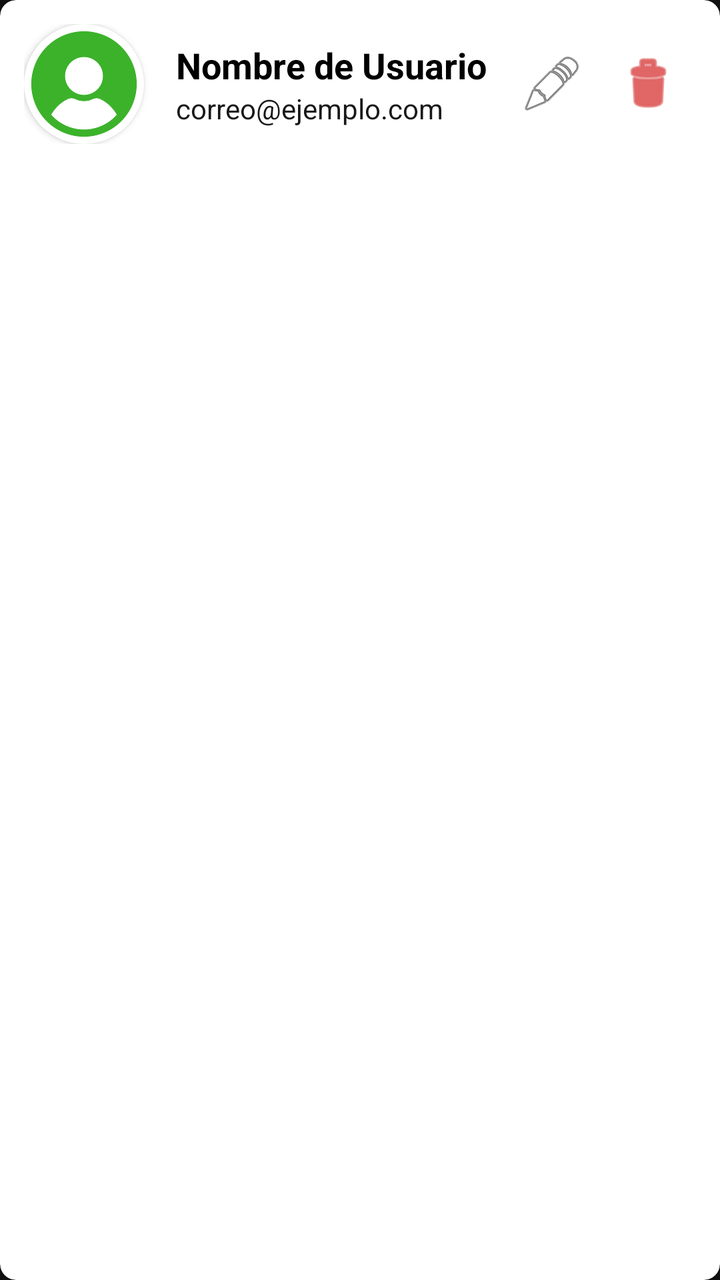
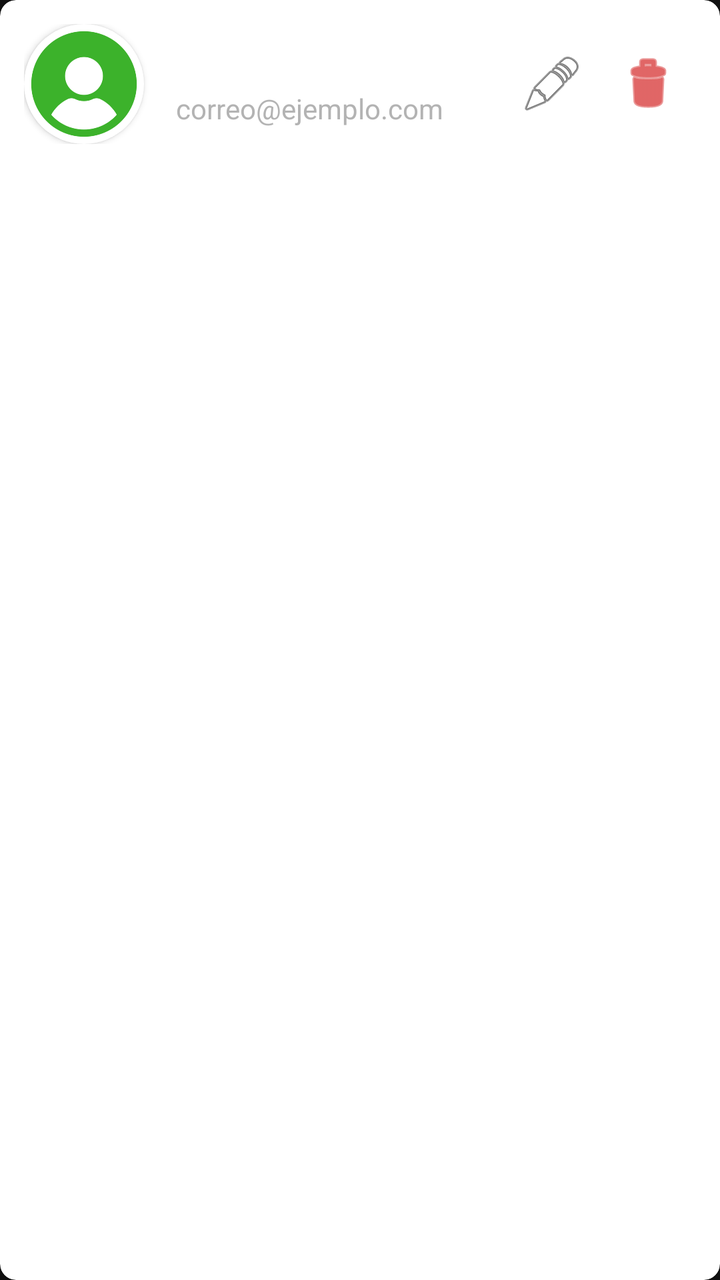

The first picture is an Android layout as it rendered before a commit; the second is the same layout after the commit. The layout source and the unified diff follow.
<!-- AndroidManifest.xml: application theme Theme.AppMusica -->
<!-- res/layout/item_user.xml -->
<?xml version="1.0" encoding="utf-8"?>
<androidx.cardview.widget.CardView xmlns:android="http://schemas.android.com/apk/res/android"
    xmlns:app="http://schemas.android.com/apk/res-auto"
    android:layout_width="match_parent"
    android:layout_height="wrap_content"
    android:layout_margin="8dp"
    app:cardCornerRadius="8dp"
    app:cardElevation="4dp">

    <LinearLayout
        android:layout_width="match_parent"
        android:layout_height="wrap_content"
        android:orientation="horizontal"
        android:padding="12dp"
        android:gravity="center_vertical">

        <androidx.cardview.widget.CardView
            android:layout_width="60dp"
            android:layout_height="60dp"
            app:cardCornerRadius="30dp">

            <ImageView
                android:id="@+id/ivUserPhoto"
                android:layout_width="match_parent"
                android:layout_height="match_parent"
                android:scaleType="centerCrop"
                android:src="@drawable/user" />
        </androidx.cardview.widget.CardView>

        <LinearLayout
            android:layout_width="0dp"
            android:layout_height="wrap_content"
            android:layout_weight="1"
            android:orientation="vertical"
            android:layout_marginStart="16dp">

            <TextView
                android:id="@+id/tvUserName"
                android:layout_width="wrap_content"
                android:layout_height="wrap_content"
                android:text="Nombre de Usuario"
                android:textSize="18sp"
                android:textStyle="bold"
                android:textColor="@color/black" />

            <TextView
                android:id="@+id/tvUserEmail"
                android:layout_width="wrap_content"
                android:layout_height="wrap_content"
                android:text="correo@ejemplo.com"
                android:textSize="14sp"
                android:textColor="@color/spotify_dark_grey" />

            <TextView
                android:id="@+id/tvAdminBadge"
                android:layout_width="wrap_content"
                android:layout_height="wrap_content"
                android:text="ADMIN"
                android:textSize="12sp"
                android:textStyle="bold"
                android:textColor="@color/spotify_green"
                android:visibility="gone" />
        </LinearLayout>

        <ImageButton
            android:id="@+id/btnPromoteAdmin"
            android:layout_width="48dp"
            android:layout_height="48dp"
            android:src="@android:drawable/ic_menu_edit"
            android:background="?attr/selectableItemBackgroundBorderless"
            android:contentDescription="Promocionar a Admin" />

        <ImageButton
            android:id="@+id/btnDeleteUser"
            android:layout_width="48dp"
            android:layout_height="48dp"
            android:src="@android:drawable/ic_menu_delete"
            android:background="?attr/selectableItemBackgroundBorderless"
            android:tint="@android:color/holo_red_dark"
            android:contentDescription="Eliminar Usuario" />

    </LinearLayout>
</androidx.cardview.widget.CardView>
<!-- resources referenced by this layout -->
<resources>
  <color name="black">#FF000000</color>
  <color name="spotify_dark_grey">#181818</color>
  <color name="spotify_green">#1DB954</color>
  <!-- drawable user: png bitmap (drawable, 23491 bytes) -->
  <style name="Theme.AppMusica" parent="Base.Theme.AppMusica">
          <item name="android:statusBarColor">@color/spotify_black</item>
          <item name="android:navigationBarColor">@color/spotify_black</item>
          <item name="android:windowLightStatusBar">false</item>
      </style>
  <style name="Base.Theme.AppMusica" parent="Theme.Material3.DayNight.NoActionBar">
          
          <item name="colorPrimary">@color/spotify_green</item>
          <item name="colorSurface">@color/spotify_dark_grey</item>
          <item name="android:windowBackground">@color/spotify_black</item>
          <item name="android:textColorPrimary">@color/white</item>
          <item name="android:textColorSecondary">@color/spotify_light_grey</item>
      </style>
  <color name="spotify_black">#121212</color>
  <color name="white">#FFFFFFFF</color>
  <color name="spotify_light_grey">#B3B3B3</color>
</resources>

<!-- the commit's change to res/layout/item_user.xml (unified diff, before → after) -->
@@ -41,7 +41,7 @@
                 android:text="Nombre de Usuario"
                 android:textSize="18sp"
                 android:textStyle="bold"
-                android:textColor="@color/black" />
+                android:textColor="?android:attr/textColorPrimary" />
 
             <TextView
                 android:id="@+id/tvUserEmail"
@@ -49,7 +49,7 @@
                 android:layout_height="wrap_content"
                 android:text="correo@ejemplo.com"
                 android:textSize="14sp"
-                android:textColor="@color/spotify_dark_grey" />
+                android:textColor="?android:attr/textColorSecondary" />
 
             <TextView
                 android:id="@+id/tvAdminBadge"
<!-- resource entries referenced after the edit -->
@@ -1,6 +1,5 @@
 <!-- resources referenced by this layout -->
 <resources>
-  <color name="black">#FF000000</color>
   <color name="spotify_dark_grey">#181818</color>
   <color name="spotify_green">#1DB954</color>
   <!-- drawable user: png bitmap (drawable, 23491 bytes) -->
